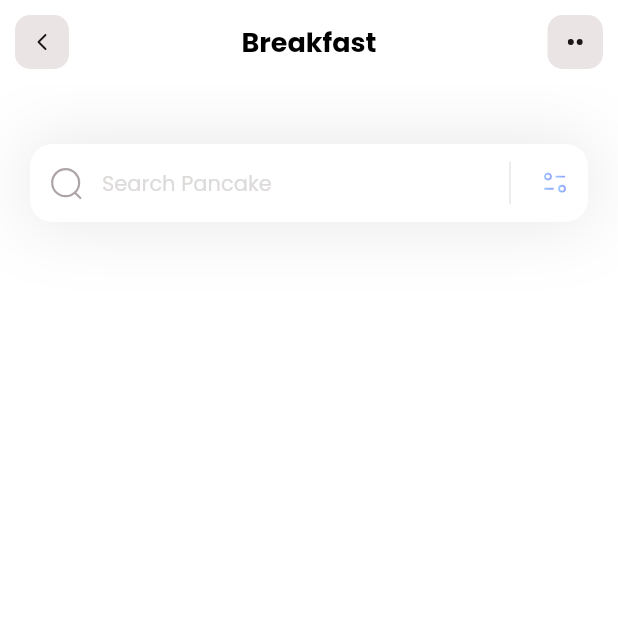
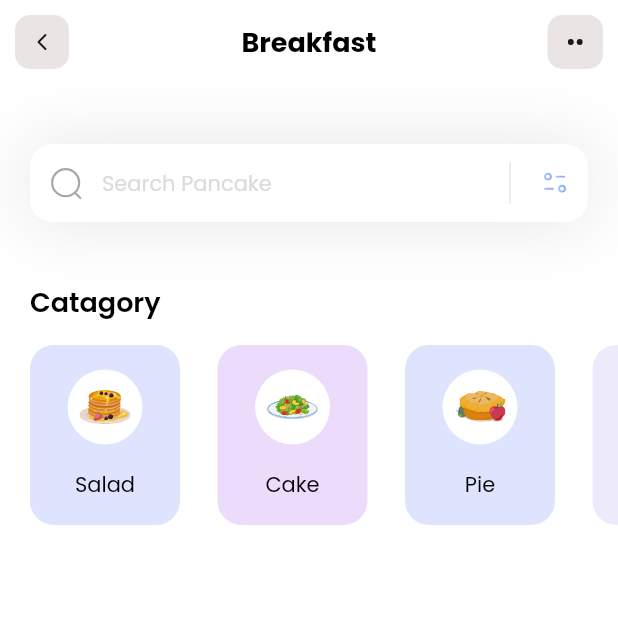
Before and after one commit to musfique113/PracticingUiDesign1-Flutter, a Flutter app: the screen it shows after launch, on a phone screen of 412 x 824 dp, the top half of it. Run offline on Flutter 3.47's test engine with Material 2 defaults, Android fonts, the phone set to English and light mode, and no system bars; our stand-ins replace flutter_svg.

Commit message:
ui componnent added

```diff
--- /dev/null
+++ b/lib/models/category_model.dart
@@ -0,0 +1,45 @@
+import 'dart:ui';
+
+class CategoryModel {
+  String name;
+  String iconPath;
+  Color boxColor;
+
+  CategoryModel({
+    required this.name,
+    required this.boxColor,
+    required this.iconPath,
+  });
+
+  static List<CategoryModel> getCategories() {
+    List<CategoryModel> categories = [];
+
+    categories.add(
+        CategoryModel(name: 'Salad',
+            boxColor: Color(0xff92A3FD),
+            iconPath: 'assets/icons/pancakes.svg'
+        )
+    );
+    categories.add(
+        CategoryModel(name: 'Cake',
+            boxColor: Color(0xffC588F2),
+            iconPath: 'assets/icons/plate.svg'
+        )
+    );
+    categories.add(
+        CategoryModel(name: 'Pie',
+            boxColor: Color(0xff92A3FD),
+            iconPath: 'assets/icons/pie.svg'
+        )
+    );
+    categories.add(
+        CategoryModel(name: 'Smmothi',
+            boxColor: Color(0xffC5BBF2),
+            iconPath: 'assets/icons/orange-snacks.svg'
+        )
+    );
+
+
+    return categories;
+  }
+}
--- a/lib/pages/home.dart
+++ b/lib/pages/home.dart
@@ -1,19 +1,108 @@
 import 'package:flutter/material.dart';
 import 'package:flutter_svg/flutter_svg.dart';
 
-class HomePage extends StatelessWidget {
-  const HomePage({super.key});
+import '../models/category_model.dart';
+
+class HomePage extends StatefulWidget {
+  HomePage({super.key});
+
+  @override
+  State<HomePage> createState() => _HomePageState();
+}
+
+class _HomePageState extends State<HomePage> {
+  List<CategoryModel> categories = [];
+
+  void _getCategories() {
+    categories = CategoryModel.getCategories();
+  }
+
+  // @override
+  // void initState(){
+  //   _getCategories();
+  // }
 
   @override
   Widget build(BuildContext context) {
+    _getCategories();
     return Scaffold(
       appBar: appBar(),
       backgroundColor: Colors.white,
       body: Column(
+        crossAxisAlignment: CrossAxisAlignment.start,
         children: [
-          _searchField()
+          _searchField(),
+          SizedBox(
+            height: 40,
+          ),
+          _categoriesScetion()
         ],
       ),
+    );
+  }
+
+  Column _categoriesScetion() {
+    return Column(
+          crossAxisAlignment: CrossAxisAlignment.start,
+          children: [
+            Padding(
+                padding: EdgeInsets.only(left: 20),
+                child: Text(
+                  'Catagory',
+                  style: TextStyle(
+                      color: Colors.black,
+                      fontSize: 18,
+                      fontWeight: FontWeight.w600),
+                )),
+            SizedBox(
+              height: 15,
+            ),
+            Container(
+              height: 120,
+              child: ListView.separated(
+                  itemCount: categories.length,
+                  scrollDirection: Axis.horizontal,
+                  padding: EdgeInsets.only(
+                    left: 20,
+                    right: 20,
+                  ),
+                  separatorBuilder: (context, index) => SizedBox(
+                        width: 25,
+                      ),
+                  itemBuilder: (context, index) {
+                    return Container(
+                      width: 100,
+                      decoration: BoxDecoration(
+                          color: categories[index].boxColor.withOpacity(0.3),
+                          borderRadius: BorderRadius.circular(16)),
+                      child: Column(
+                        mainAxisAlignment: MainAxisAlignment.spaceEvenly,
+                        children: [
+                          Container(
+                            height: 50,
+                            width: 50,
+                            decoration: BoxDecoration(
+                                color: Colors.white, shape: BoxShape.circle),
+                            child: Padding(
+                              padding: const EdgeInsets.all(8.0),
+                              child: SvgPicture.asset(
+                                  categories[index].iconPath),
+                            ),
+                          ),
+                          Text(
+                            categories[index].name,
+                            style: TextStyle(
+                              fontWeight: FontWeight.w400,
+                              color: Colors.black,
+                              fontSize: 14
+                            ),
+                          )
+                        ],
+                      ),
+                    );
+                  }),
+            )
+          ],
         );
   }
 
@@ -32,10 +121,7 @@
             fillColor: Colors.white,
             contentPadding: EdgeInsets.all(15),
             hintText: 'Search Pancake',
-                hintStyle: TextStyle(
-                  color: Color(0xffDDDADA),
-                  fontSize: 14
-                ),
+            hintStyle: TextStyle(color: Color(0xffDDDADA), fontSize: 14),
             prefixIcon: Padding(
               padding: const EdgeInsets.all(12),
               child: SvgPicture.asset('assets/icons/Search.svg'),
```
Lines whose indentation alone changed are shown as unchanged.
